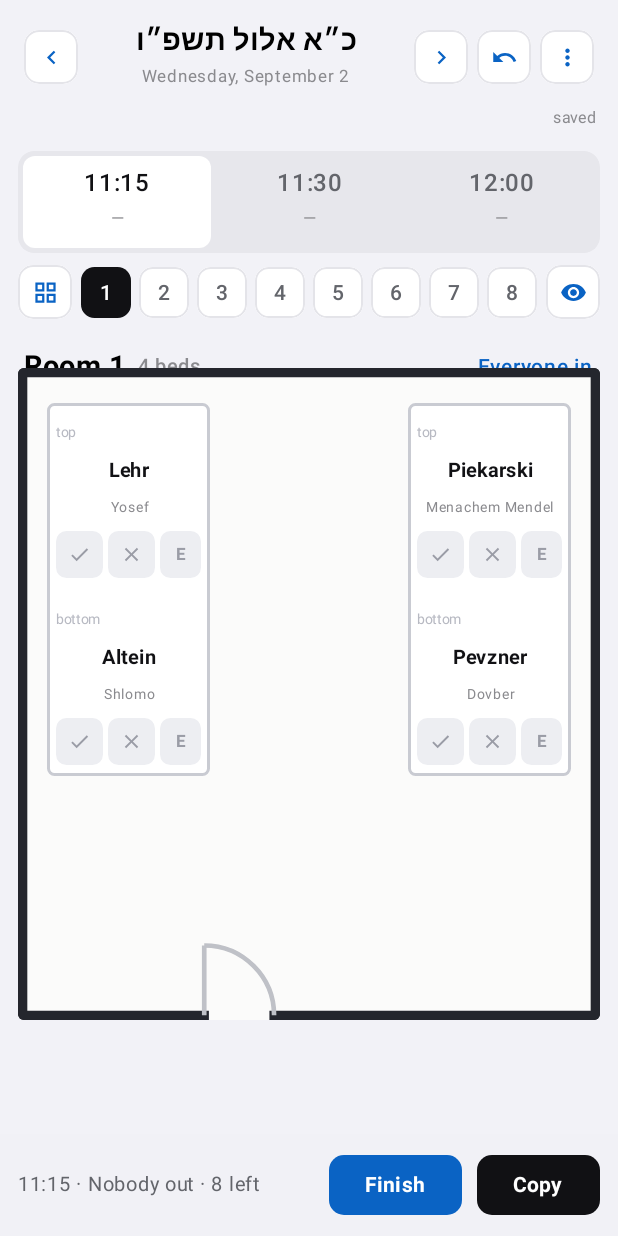
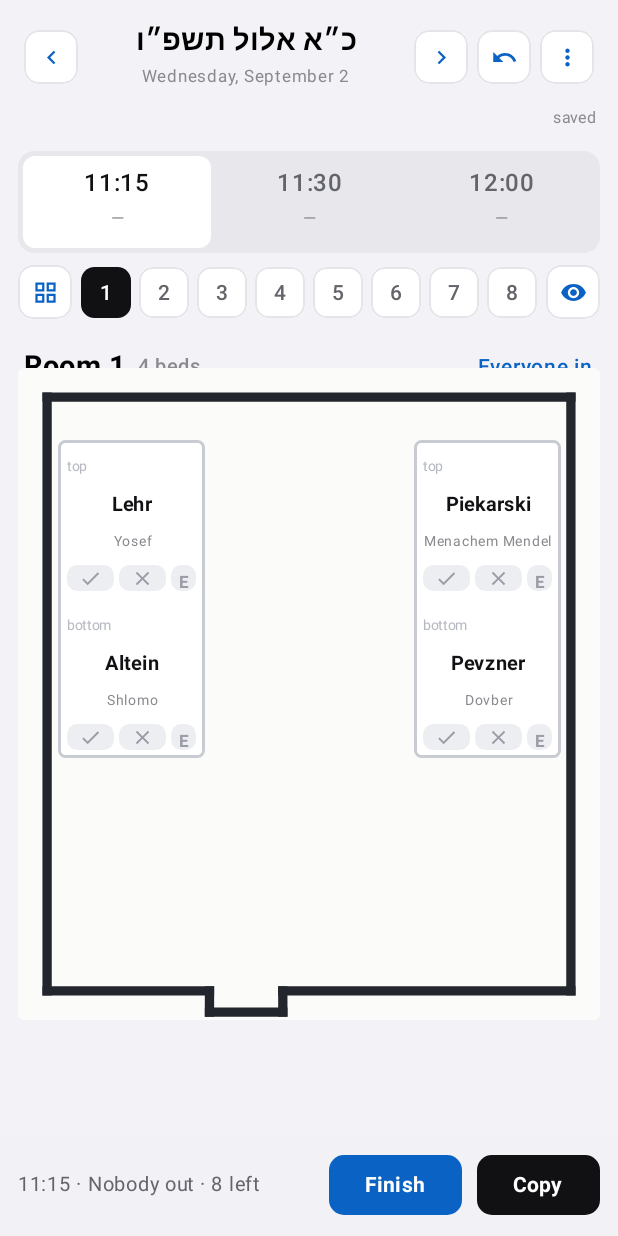
Before and after one commit to yechezkelbinstok-dev/room-check, an Android app built with Jetpack Compose: the screen it shows after launch (MainActivity), on a phone screen of 412 x 824 dp. Run offline under Robolectric (Android 15) with nearby library versions, the phone set to English and light mode, and no system bars.

Commit message:
Rebuild the floor plans from the original sketch
I replaced the real room layouts with invented templates two commits ago.
That was wrong - the layout was never mine to redesign. Every bed is now
transcribed from the hand-drawn sketch: which wall it's against, whether
it runs across the room or along it, and which beds are paired.

- Room 2's Raices/Stolik is a wide bed across the right, not a second
  vertical bunk. Room 3 has Hirsch wide across the top with Heidingsfeld
  down the left wall. Room 4 has Groner wide across the top left,
  Goldstein top right, Altein/Palace below it. Room 7 is two wide beds
  stacked on the right, both the same width. Room 8 is a wide bunk across
  the top with Levitansky down the right wall.
- Room 6's beds move down the room: the door is on the top wall and beds
  were sitting in front of it.
- Beds that are parallel to each other are now the same size.
- Doors are drawn as the three-sided box the sketch uses, not a swing
  arc. Door walls and positions are unchanged from the original data and
  always were - all 8 still match the web app exactly.
- Card layout (name beside buttons vs above them) now follows each slot's
  real shape instead of a flag, so a wide bed uses the wide card and
  neither layout gets squeezed.

Verified against the sketch with a rendered preview of all 8 rooms, and
checked programmatically for overlaps, out-of-bounds beds, and any bed
sitting in a doorway.

Co-Authored-By: Claude Opus 5 <noreply@anthropic.com>
Claude-Session: https://claude.ai/code/session_01HXGhh1J6SRgSujPezFKV5y

```diff
--- a/android/app/build.gradle.kts
+++ b/android/app/build.gradle.kts
@@ -12,8 +12,8 @@ android {
         applicationId = "com.roomcheck.app"
         minSdk = 26
         targetSdk = 34
-        versionCode = 4
-        versionName = "1.0.3"
+        versionCode = 5
+        versionName = "1.1.0"
     }
 
     signingConfigs {
--- a/android/app/src/main/kotlin/com/roomcheck/app/data/Roster.kt
+++ b/android/app/src/main/kotlin/com/roomcheck/app/data/Roster.kt
@@ -29,37 +29,50 @@ object Roster {
     )
     val byId: Map<String, Person> = PEOPLE.associateBy { it.id }
 
-    // Real twin-bed proportions (~39"x75", roughly 1:1.9) rather than the old squarish boxes.
-    // A bunk (2 slots) keeps a single bed's footprint conceptually but is drawn a bit taller so
-    // each occupant's name+buttons gets its own full-width row, stacked top/bottom - never split
-    // side-by-side, which is what silently squeezed names to nothing before. Every bed sits flush
-    // against a wall, with two-bed rooms using opposite walls rather than floating mid-room.
-    private const val BUNK_W = 28f
-    private const val BUNK_H = 64f
-    private const val SINGLE_W = 26f
-    private const val SINGLE_H = 52f
-    private fun bunkLeft(slots: List<String>) = Bed(5f, 6f, BUNK_W, BUNK_H, slots, row = false)
-    private fun bunkRight(slots: List<String>) = Bed(67f, 6f, BUNK_W, BUNK_H, slots, row = false)
-    private fun singleRightVertical(slots: List<String>) = Bed(67f, 6f, SINGLE_W, SINGLE_H, slots, row = false)
-    private fun singleBottomHorizontal(slots: List<String>) = Bed(5f, 74f, SINGLE_H, SINGLE_W, slots, row = true)
+    // Bed positions transcribed from the hand-drawn sketch of the actual rooms - the sketch is the
+    // source of truth for which wall each bed sits against and whether it runs across the room or
+    // along it. Coordinates are the room INTERIOR (0-100 wide, 0-112 tall); the renderer insets
+    // this inside the walls so door boxes have room to sit outside the wall like in the sketch.
+    // Rules the sketch enforces: beds are always against a wall, beds parallel to each other are
+    // the same size, and nothing sits in front of the door.
+    private fun bed(x: Float, y: Float, w: Float, h: Float, vararg slots: String) =
+        Bed(x, y, w, h, slots.toList(), row = false)
 
     val PLAN: List<Room> = listOf(
+        // two bunks facing each other on opposite walls, door on the bottom wall between them
         Room("r1", "Room 1", Door(DoorWall.BOTTOM, 38f), listOf(
-            bunkLeft(listOf("p2", "p1")), bunkRight(listOf("p3", "p4")))),
+            bed(2f, 8f, 28f, 60f, "p2", "p1"),      // Lehr / Shlomo Altein
+            bed(70f, 8f, 28f, 60f, "p3", "p4"))),   // Piekarski / Pevzner
+        // narrow bunk on the left wall, wide bunk lying across the right of the room
         Room("r2", "Room 2", Door(DoorWall.BOTTOM, 85f), listOf(
-            bunkLeft(listOf("p8", "p5")), bunkRight(listOf("p7", "p6")))),
+            bed(2f, 8f, 26f, 60f, "p8", "p5"),      // Levin / Holtzberg
+            bed(38f, 12f, 60f, 48f, "p7", "p6"))),  // Raices / Stolik
+        // wide single across the top, single down the left wall, bunk on the right wall
         Room("r3", "Room 3", Door(DoorWall.BOTTOM, 70f), listOf(
-            bunkLeft(listOf("p11", "p12")), singleRightVertical(listOf("p9")), singleBottomHorizontal(listOf("p10")))),
+            bed(2f, 6f, 58f, 26f, "p10"),           // Hirsch
+            bed(2f, 38f, 26f, 50f, "p9"),           // Heidingsfeld
+            bed(70f, 12f, 28f, 60f, "p11", "p12"))),// Wolfe / Tzfasman
+        // wide single across the top left, single top right, bunk below it on the right wall
         Room("r4", "Room 4", Door(DoorWall.BOTTOM, 24f), listOf(
-            bunkLeft(listOf("p13", "p16")), singleRightVertical(listOf("p15")), singleBottomHorizontal(listOf("p14")))),
+            bed(2f, 6f, 56f, 26f, "p15"),           // Groner
+            bed(68f, 6f, 30f, 28f, "p14"),          // Goldstein
+            bed(68f, 38f, 30f, 56f, "p13", "p16"))),// Dovid Altein / Palace
+        // two bunks on opposite walls, door low on the left wall below them
         Room("r5", "Room 5", Door(DoorWall.LEFT, 82f), listOf(
-            bunkLeft(listOf("p20", "p18")), bunkRight(listOf("p17", "p19")))),
+            bed(2f, 6f, 28f, 60f, "p20", "p18"),    // Schwei / Browd
+            bed(70f, 6f, 28f, 60f, "p17", "p19"))), // Backman / Flint
+        // door is on the top wall, so both bunks sit low, away from it
         Room("r6", "Room 6", Door(DoorWall.TOP, 72f), listOf(
-            bunkLeft(listOf("p22", "p21")), bunkRight(listOf("p23", "p24")))),
+            bed(2f, 26f, 28f, 60f, "p22", "p21"),   // Brenenson / Belinitzki
+            bed(70f, 26f, 28f, 60f, "p23", "p24"))),// Gourarie / November
+        // two wide beds stacked on the right, door bottom-left on the opposite side
         Room("r7", "Room 7", Door(DoorWall.BOTTOM, 14f), listOf(
-            bunkLeft(listOf("p26", "p27")), singleRightVertical(listOf("p25")))),
+            bed(36f, 8f, 62f, 38f, "p26", "p27"),   // Lipkind / Fridman
+            bed(36f, 56f, 62f, 26f, "p25"))),       // Liberow
+        // wide bunk across the top, single down the right wall
         Room("r8", "Room 8", Door(DoorWall.BOTTOM, 16f), listOf(
-            bunkLeft(listOf("p29", "p30")), singleRightVertical(listOf("p28"))))
+            bed(2f, 8f, 62f, 38f, "p29", "p30"),    // Fehler / Ceitlin
+            bed(70f, 24f, 28f, 52f, "p28")))        // Levitansky
     )
 
     val roomOf: Map<String, Room> = buildMap {
--- a/android/app/src/main/kotlin/com/roomcheck/app/ui/CheckScreen.kt
+++ b/android/app/src/main/kotlin/com/roomcheck/app/ui/CheckScreen.kt
@@ -242,13 +242,13 @@ private fun RoomBlock(vm: AppViewModel, state: UiState, logic: NightLogic, room:
             room = room,
             allIn = logic.roomAllIn(room, state.curSlot),
             modifier = Modifier.fillMaxWidth().padding(horizontal = 12.dp)
-        ) { bed, pid, bunkLabel ->
+        ) { _, pid, bunkLabel, wideCard ->
             PersonSlot(
                 first = logic.first(pid),
                 last = logic.last(pid),
                 bunkLabel = bunkLabel,
                 status = logic.statusOf(pid, state.curSlot),
-                row = bed.row && bed.slots.size == 1, // a bunk always uses the stacked card style
+                row = wideCard,
                 onNameClick = { onOpenPerson(pid) },
                 onMark = { mark -> vm.setMark(pid, state.curSlot, mark) }
             )
--- a/android/app/src/main/kotlin/com/roomcheck/app/ui/FloorPlan.kt
+++ b/android/app/src/main/kotlin/com/roomcheck/app/ui/FloorPlan.kt
@@ -16,11 +16,9 @@ import androidx.compose.ui.Alignment
 import androidx.compose.ui.Modifier
 import androidx.compose.ui.draw.clip
 import androidx.compose.ui.geometry.Offset
-import androidx.compose.ui.geometry.Size
 import androidx.compose.ui.graphics.Color
 import androidx.compose.ui.graphics.StrokeCap
 import androidx.compose.ui.graphics.drawscope.DrawScope
-import androidx.compose.ui.graphics.drawscope.Stroke
 import androidx.compose.ui.text.font.FontWeight
 import androidx.compose.ui.text.style.TextOverflow
 import androidx.compose.ui.unit.dp
@@ -32,119 +30,125 @@ import com.roomcheck.app.data.Mark
 import com.roomcheck.app.data.Room
 
 private const val PLAN_H = 112f // room aspect: 100 wide x 112 tall, matches the web app's viewBox
-private const val GAP = 6f          // half the doorway width, in the same 0-100/0-112 units as beds
-private const val DOOR_R = GAP * 2  // door-swing radius: full doorway width
+private const val MARGIN = 5f   // space outside the walls so a door box can sit outside, per the sketch
+private const val GAP = 7f      // half the doorway width, in room-interior units
+private const val DOOR_D = 4f   // how far the three-sided door box juts out past the wall
 
 /**
- * Walls with a doorway gap and a swing arc, in the same 100x112 percentage coordinate system as
- * beds. The arc's start/end angles were solved and verified independently (not guessed) for each
- * wall - see the derivation this mirrors: hinge = the gap edge nearer the room corner the door
- * swings away from; the arc spans exactly 90 degrees between the along-the-wall point and the
- * point straight out from the hinge at radius DOOR_R.
+ * Walls plus a doorway drawn the way the sketch draws it: a gap in the wall with a small
+ * three-sided box sitting just outside it. No swing arc.
+ *
+ * Coordinates coming in are room-interior units (0-100 x 0-112); [ix]/[iy] map those onto the
+ * inset wall rectangle so the door boxes have somewhere to go outside the walls.
  */
-private fun DrawScope.drawRoomWalls(door: Door, sx: Float, sy: Float, color: Color) {
-    val inset = 0.8f
-    val left = inset; val top = inset
-    val right = 100f - inset; val bottom = PLAN_H - inset
-    val pos = door.pos
-    val a = pos - GAP
-    val b = pos + GAP
-    val strokeWidth = 1.6f * ((sx + sy) / 2f)
-    fun p(x: Float, y: Float) = Offset(x * sx, y * sy)
+private fun DrawScope.drawRoomWalls(door: Door, ix: (Float) -> Float, iy: (Float) -> Float, color: Color) {
+    val left = ix(0f); val right = ix(100f)
+    val top = iy(0f); val bottom = iy(PLAN_H)
+    val strokeWidth = with(size) { 1.6f * ((width / 100f + height / PLAN_H) / 2f) }
+    val a: Float; val b: Float
     fun line(x1: Float, y1: Float, x2: Float, y2: Float) =
-        drawLine(color, p(x1, y1), p(x2, y2), strokeWidth = strokeWidth, cap = StrokeCap.Square)
+        drawLine(color, Offset(x1, y1), Offset(x2, y2), strokeWidth = strokeWidth, cap = StrokeCap.Square)
 
-    // the three walls without a door, or the full run when the door isn't on that wall
+    // walls without the door run their full length; the door's wall is split around the gap
+    if (door.wall == DoorWall.TOP || door.wall == DoorWall.BOTTOM) {
+        a = ix(door.pos - GAP); b = ix(door.pos + GAP)
+    } else {
+        a = iy(door.pos - GAP); b = iy(door.pos + GAP)
+    }
+    val depthX = ix(DOOR_D) - ix(0f)
+    val depthY = iy(DOOR_D) - iy(0f)
+
     if (door.wall != DoorWall.TOP) line(left, top, right, top)
     if (door.wall != DoorWall.BOTTOM) line(left, bottom, right, bottom)
     if (door.wall != DoorWall.LEFT) line(left, top, left, bottom)
     if (door.wall != DoorWall.RIGHT) line(right, top, right, bottom)
 
-    val geom = when (door.wall) {
+    when (door.wall) {
         DoorWall.BOTTOM -> {
             line(left, bottom, a, bottom); line(b, bottom, right, bottom)
-            DoorGeom(a, bottom, 0f, -90f, a, bottom - DOOR_R)
+            val out = bottom + depthY
+            line(a, bottom, a, out); line(a, out, b, out); line(b, out, b, bottom)
         }
         DoorWall.TOP -> {
             line(left, top, a, top); line(b, top, right, top)
-            DoorGeom(a, top, 0f, 90f, a, top + DOOR_R)
+            val out = top - depthY
+            line(a, top, a, out); line(a, out, b, out); line(b, out, b, top)
         }
         DoorWall.LEFT -> {
             line(left, top, left, a); line(left, b, left, bottom)
-            DoorGeom(left, a, 90f, -90f, left + DOOR_R, a)
+            val out = left - depthX
+            line(left, a, out, a); line(out, a, out, b); line(out, b, left, b)
         }
         DoorWall.RIGHT -> {
             line(right, top, right, a); line(right, b, right, bottom)
-            DoorGeom(right, a, 90f, 90f, right - DOOR_R, a)
+            val out = right + depthX
+            line(right, a, out, a); line(out, a, out, b); line(out, b, right, b)
         }
     }
-
-    val diameter = DOOR_R * 2
-    drawArc(
-        color = RC.swing,
-        startAngle = geom.startAngle,
-        sweepAngle = geom.sweepAngle,
-        useCenter = false,
-        topLeft = Offset((geom.hingeX - DOOR_R) * sx, (geom.hingeY - DOOR_R) * sy),
-        size = Size(diameter * sx, diameter * sy),
-        style = Stroke(width = 0.8f * ((sx + sy) / 2f))
-    )
-    drawLine(RC.swing, p(geom.hingeX, geom.hingeY), p(geom.leafX, geom.leafY), strokeWidth = 0.8f * ((sx + sy) / 2f))
 }
 
-private data class DoorGeom(
-    val hingeX: Float, val hingeY: Float,
-    val startAngle: Float, val sweepAngle: Float,
-    val leafX: Float, val leafY: Float
-)
-
 /**
- * Draws one room's floor plan: a plain wall outline and every bed positioned by the same
- * x/y/w/h percentages the web app uses. Each bed's slots (1 or 2 people) are rendered via
- * [slotContent] so callers can wire in real status/handlers.
+ * Draws one room's floor plan from the sketch: walls with a three-sided doorway, and every bed
+ * where the sketch puts it. Bed coordinates are room-interior units, mapped inside the walls so
+ * the door box has room to sit outside them. Each slot is rendered via [slotContent], which is
+ * told whether that slot is wide enough for the side-by-side card layout.
  */
 @Composable
 fun FloorPlanCanvas(
     room: Room,
     allIn: Boolean,
     modifier: Modifier = Modifier,
-    slotContent: @Composable (bed: Bed, pid: String, bunkLabel: String?) -> Unit
+    slotContent: @Composable (bed: Bed, pid: String, bunkLabel: String?, wideCard: Boolean) -> Unit
 ) {
     val bg = if (allIn) Color(0xFFF7FCFA) else RC.floor
+    // room interior sits inside a margin, leaving space outside the walls for the door box
+    val spanX = (100f - 2 * MARGIN) / 100f
+    val spanY = (PLAN_H - 2 * MARGIN) / PLAN_H
+    val originX = MARGIN / 100f
+    val originY = MARGIN / PLAN_H
     BoxWithConstraints(
-        modifier
-            .aspectRatio(100f / PLAN_H)
-            .clip(RoundedCornerShape(4.dp))
-            .background(bg)
+        modifier.aspectRatio(100f / PLAN_H).clip(RoundedCornerShape(4.dp)).background(bg)
     ) {
         val wPx = maxWidth
         val hPx = maxHeight
         Canvas(Modifier.fillMaxSize()) {
-            drawRoomWalls(room.door, size.width / 100f, size.height / PLAN_H, RC.wall)
+            drawRoomWalls(
+                room.door,
+                ix = { v -> size.width * (originX + (v / 100f) * spanX) },
+                iy = { v -> size.height * (originY + (v / PLAN_H) * spanY) },
+                color = RC.wall
+            )
         }
         room.beds.forEach { bed ->
+            // A bunk always stacks its people top/bottom - never splits the width - so each person
+            // keeps the bed's full width. Whether a slot uses the wide (name beside buttons) or tall
+            // (name above buttons) card follows the slot's real shape, so neither one gets squeezed.
+            val slotCount = bed.slots.size
+            val wideCard = bed.w > (bed.h / slotCount) * 1.4f
             Box(
                 Modifier
-                    .offset(x = wPx * (bed.x / 100f), y = hPx * (bed.y / PLAN_H))
-                    .size(width = wPx * (bed.w / 100f), height = hPx * (bed.h / PLAN_H))
+                    .offset(
+                        x = wPx * (originX + (bed.x / 100f) * spanX),
+                        y = hPx * (originY + (bed.y / PLAN_H) * spanY)
+                    )
+                    .size(
+                        width = wPx * (bed.w / 100f) * spanX,
+                        height = hPx * (bed.h / PLAN_H) * spanY
+                    )
                     .background(Color.White, RoundedCornerShape(5.dp))
                     .border(1.5.dp, Color(0xFFC9CBD2), RoundedCornerShape(5.dp))
             ) {
-                // A bunk (2+ people in one bed) always stacks top/bottom - never splits the width -
-                // so each occupant's name+buttons keeps the bed's full width. Splitting side-by-side
-                // is what silently squeezed names down to nothing before. Only a single occupant's
-                // card orientation follows the bed's own row/column shape.
-                if (bed.slots.size > 1) {
+                if (slotCount > 1) {
                     Column(Modifier.fillMaxSize()) {
                         bed.slots.forEachIndexed { i, pid ->
                             Box(Modifier.weight(1f).fillMaxWidth()) {
-                                slotContent(bed, pid, if (i == 0) "top" else "bottom")
+                                slotContent(bed, pid, if (i == 0) "top" else "bottom", wideCard)
                             }
                         }
                     }
                 } else {
                     Box(Modifier.fillMaxSize()) {
-                        slotContent(bed, bed.slots[0], null)
+                        slotContent(bed, bed.slots[0], null, wideCard)
                     }
                 }
             }
@@ -240,7 +244,9 @@ fun PersonSlot(
         } else {
             Column(horizontalAlignment = Alignment.CenterHorizontally) {
                 Column(Modifier.clickable(onClick = onNameClick), horizontalAlignment = Alignment.CenterHorizontally) {
-                    Text(last, fontSize = 13.sp, fontWeight = FontWeight.Bold, color = nameColor, textAlign = androidx.compose.ui.text.style.TextAlign.Center, maxLines = 1, overflow = TextOverflow.Ellipsis)
+                    // a long surname in a narrow bed (Heidingsfeld, Levitansky) may take two lines;
+                    // those beds are tall enough for it, and the first name stays capped at one
+                    Text(last, fontSize = 13.sp, fontWeight = FontWeight.Bold, color = nameColor, textAlign = androidx.compose.ui.text.style.TextAlign.Center, maxLines = 2, overflow = TextOverflow.Ellipsis)
                     Text(first, fontSize = 9.5.sp, color = RC.sub, textAlign = androidx.compose.ui.text.style.TextAlign.Center, maxLines = 1, overflow = TextOverflow.Ellipsis)
                 }
                 Spacer(Modifier.height(4.dp))
```
